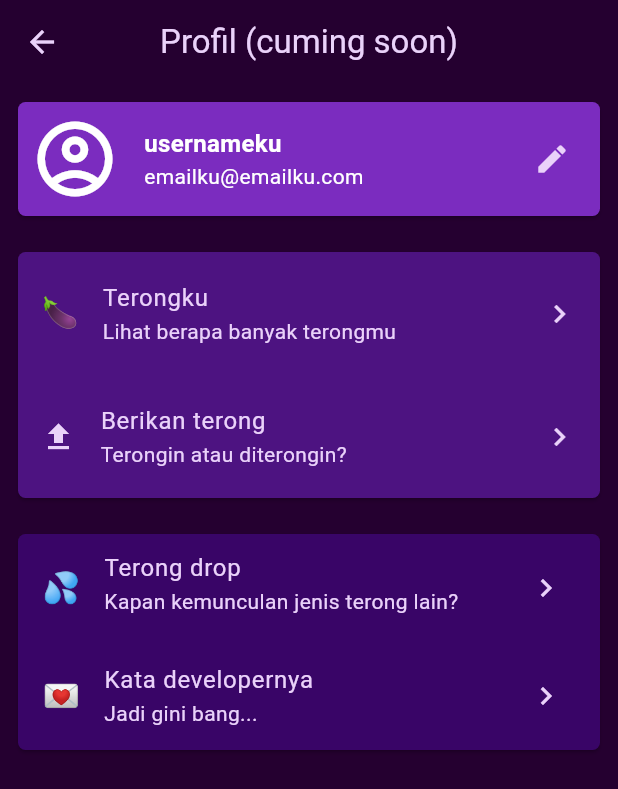
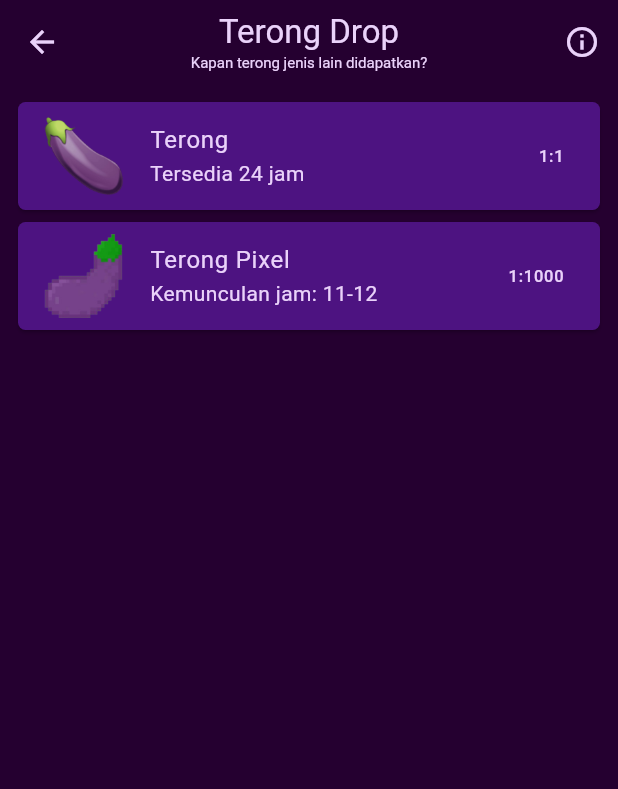
Before and after one commit to ramasii/game-terong, a Flutter app: the ProfilePage screen opened directly, after a tap on "Terong drop", on a phone screen of 412 x 824 dp. Shown: the top 789 px of the screen. Run offline on Flutter 3.47's test engine with Material 3 defaults, Android fonts, the phone set to English and light mode, and no system bars; our stand-ins replace cloud_firestore, firebase_analytics, firebase_auth, firebase_core, shared_preferences, simple_shadow; accounts and stored records are empty; generated files the repository leaves out were written again.

Commit message:
penuntasan halaman "terongku" dan "terong drop""
penuntasan halaman "terongku" dan "terong drop""

```diff
--- a/lib/classes/terong_v2.dart
+++ b/lib/classes/terong_v2.dart
@@ -5,9 +5,9 @@ class TerongV2 {
   final String name;
   final String description;
   final String creator;
-  int count = 0;
+  int count;
   String img;
-  int probability = 1;
+  int probability;
   int? timeSpawnStart, timeSpawnEnd;
 
   TerongV2(
@@ -15,11 +15,11 @@ class TerongV2 {
       required this.name,
       required this.description,
       required this.creator,
-      count,
+      this.count = 0,
       required this.img,
-      probability,
-      timeSpawnStart,
-      timeSpawnEnd});
+      this.probability = 1,
+      this.timeSpawnStart,
+      this.timeSpawnEnd});
 
   // func
   Map toMap() {
--- a/lib/pages/loading.dart
+++ b/lib/pages/loading.dart
@@ -30,7 +30,7 @@ class _LoadingPageState extends State<LoadingPage> {
         ? message = "Welkam ${account['username']}!!"
         : log("tingtung");
 
-    await Future.delayed(Duration(seconds: 1), () {
+    await Future.delayed(const Duration(seconds: 1), () {
       if (account != null) {
         Navigator.pushReplacement(
             context, MaterialPageRoute(builder: (_) => const HomePage()));
--- a/lib/pages/profile_page.dart
+++ b/lib/pages/profile_page.dart
@@ -4,6 +4,7 @@ import 'package:flutter/cupertino.dart';
 import 'package:flutter/material.dart';
 import 'package:flutter/widgets.dart';
 import 'package:tame_terong/pages/pages.dart';
+import 'package:tame_terong/pages/terong_drop.dart';
 
 class ProfilePage extends StatefulWidget {
   const ProfilePage({super.key});
@@ -43,8 +44,8 @@ class _ProfilePageState extends State<ProfilePage> {
 
   Card SecondMenuCard() {
     return Card(
-      color: Color.fromARGB(255, 57, 5, 103),
-      shape: RoundedRectangleBorder(
+      color: const Color.fromARGB(255, 57, 5, 103),
+      shape: const RoundedRectangleBorder(
           borderRadius: BorderRadius.all(Radius.circular(5))),
       child: Column(
         mainAxisSize: MainAxisSize.min,
@@ -53,29 +54,32 @@ class _ProfilePageState extends State<ProfilePage> {
           ListTile(
             onTap: () {
               log("Terong drop");
+
+              Navigator.of(context)
+                  .push(MaterialPageRoute(builder: (_) => const TerongDrop()));
             },
-            leading: Text(
+            leading: const Text(
               "💦",
               style: TextStyle(fontSize: 20),
             ),
-            title: Text("Terong drop"),
-            subtitle: SingleChildScrollView(
+            title: const Text("Terong drop"),
+            subtitle: const SingleChildScrollView(
                 scrollDirection: Axis.horizontal,
                 child: Text("Kapan kemunculan jenis terong lain?")),
-            trailing: Icon(Icons.chevron_right),
+            trailing: const Icon(Icons.chevron_right),
           ),
           // kata deve
           ListTile(
             onTap: () {
               log("Kata developernya");
             },
-            leading: Text(
+            leading: const Text(
               "💌",
               style: TextStyle(fontSize: 20),
             ),
-            title: Text("Kata developernya"),
-            subtitle: Text("Jadi gini bang..."),
-            trailing: Icon(Icons.chevron_right),
+            title: const Text("Kata developernya"),
+            subtitle: const Text("Jadi gini bang..."),
+            trailing: const Icon(Icons.chevron_right),
           ),
         ],
       ),
@@ -84,12 +88,9 @@ class _ProfilePageState extends State<ProfilePage> {
 
   Card MenuCard() {
     return Card(
-      color: Color.fromARGB(255, 77, 19, 129),
-      shape: RoundedRectangleBorder(
+      color: const Color.fromARGB(255, 77, 19, 129),
+      shape: const RoundedRectangleBorder(
           borderRadius: BorderRadius.all(Radius.circular(5))),
-      child: Padding(
-        padding: EdgeInsets.all(0),
-        // list menu
       child: Column(
         mainAxisSize: MainAxisSize.min,
         children: [
@@ -99,29 +100,26 @@ class _ProfilePageState extends State<ProfilePage> {
               log("Terongku");
 
               Navigator.of(context)
-                    .push(MaterialPageRoute(builder: (_) => TerongkuPage()));
+                  .push(MaterialPageRoute(builder: (_) => const TerongkuPage()));
             },
-              leading: Text(
+            leading: const Text(
               "🍆",
               style: TextStyle(fontSize: 20),
             ),
-              title: Text("Terongku"),
-              subtitle: Text("Lihat berapa banyak terongmu"),
-              trailing: Icon(Icons.chevron_right),
-              contentPadding: EdgeInsets.fromLTRB(15, 5, 15, 5),
+            title: const Text("Terongku"),
+            subtitle: const Text("Lihat berapa banyak terongmu"),
+            trailing: const Icon(Icons.chevron_right),
           ),
           ListTile(
             onTap: () {
               log("Berikan terong");
             },
-              leading: Icon(Icons.upload),
-              title: Text("Berikan terong"),
-              subtitle: Text("Terongin atau diterongin?"),
-              trailing: Icon(Icons.chevron_right),
-              contentPadding: EdgeInsets.fromLTRB(15, 5, 15, 5),
+            leading: const Icon(Icons.upload),
+            title: const Text("Berikan terong"),
+            subtitle: const Text("Terongin atau diterongin?"),
+            trailing: const Icon(Icons.chevron_right),
           ),
         ],
-        ),
       ),
     );
   }
--- /dev/null
+++ b/lib/pages/terong_drop.dart
@@ -0,0 +1,101 @@
+import 'dart:developer';
+
+import 'package:flutter/material.dart';
+import 'package:tame_terong/classes/terong_manager.dart';
+import 'package:tame_terong/classes/terong_v2.dart';
+
+class TerongDrop extends StatefulWidget {
+  const TerongDrop({super.key});
+
+  @override
+  State<TerongDrop> createState() => _TerongDropState();
+}
+
+class _TerongDropState extends State<TerongDrop> {
+  @override
+  Widget build(BuildContext context) {
+    return Scaffold(
+      appBar: appBar(),
+      body: body(),
+    );
+  }
+
+  Padding body() {
+    return Padding(
+      padding: const EdgeInsets.all(8.0),
+      child: ListView.builder(
+          itemCount: TerongManager().terongList.length,
+          itemBuilder: (context, index) {
+            TerongV2 terong = TerongManager().terongList[index];
+            return Card(
+              color: const Color.fromARGB(255, 77, 19, 129),
+              shape: const RoundedRectangleBorder(
+                  borderRadius: BorderRadius.all(Radius.circular(5))),
+              child: ListTile(
+                leading: Image.asset("assets/images/${terong.img}"),
+                title: Text(terong.name),
+                subtitle: Text(terong.timeSpawnStart != null
+                    ? "Kemunculan jam: ${terong.timeSpawnStart}-${terong.timeSpawnEnd}"
+                    : "Tersedia 24 jam"),
+                trailing: Text("1:${terong.probability}"),
+              ),
+            );
+          }),
+    );
+  }
+
+  AppBar appBar() {
+    return AppBar(
+      title: const Column(
+        mainAxisSize: MainAxisSize.min,
+        children: [
+          Text("Terong Drop"),
+          Text(
+            "Kapan terong jenis lain didapatkan?",
+            style: TextStyle(fontSize: 10),
+          )
+        ],
+      ),
+      actions: [
+        IconButton(
+            onPressed: () {
+              log("info terong drop");
+              showDialog(
+                  context: context,
+                  builder: (_) => AlertDialog(
+                        title: const Text("Terong drop"),
+                        actions: [
+                          TextButton(
+                              onPressed: () {
+                                Navigator.of(context).pop();
+                              },
+                              child: const Text(
+                                "Tutup",
+                                style: TextStyle(
+                                    color: Color.fromARGB(255, 242, 229, 255)),
+                              ))
+                        ],
+                        content: Column(
+                          mainAxisSize: MainAxisSize.min,
+                          crossAxisAlignment: CrossAxisAlignment.start,
+                          children: [
+                            const Text(
+                                "Di halaman ini menampilkan informasi kapan suatu terong muncul."),
+                            const Divider(
+                              color: Colors.transparent,
+                            ),
+                            Image.asset("assets/images/tile terong pixel.png"),
+                            const Divider(
+                              color: Colors.transparent,
+                            ),
+                            const Text(
+                                "Menampilkan: \n- nama\n- waktu muncul (format 24 jam) \n- kemungkinan tiap klik (di gambar 1 terong setiap 1000 klik)")
+                          ],
+                        ),
+                      ));
+            },
+            icon: const Icon(Icons.info_outline))
+      ],
+    );
+  }
+}
--- a/pubspec.yaml
+++ b/pubspec.yaml
@@ -16,7 +16,7 @@ publish_to: 'none' # Remove this line if you wish to publish to pub.dev
 # https://developer.apple.com/library/archive/documentation/General/Reference/InfoPlistKeyReference/Articles/CoreFoundationKeys.html
 # In Windows, build-name is used as the major, minor, and patch parts
 # of the product and file versions while build-number is used as the build suffix.
-version: 1.0.0+1
+version: 1.0.1
 
 environment:
   # sdk: '>=2.19.6 <3.0.0'
```
Also changed, not shown: lib/classes/terong_manager.dart (+6 -2 lines), lib/classes/user_clicks.dart (added, +17 -0 lines), lib/pages/home.dart (+14 -6 lines), lib/pages/terongku_page.dart (+5 -5 lines), assets/images/tile terong pixel.png (added), 1 other file. Lines whose indentation alone changed are shown as unchanged.
